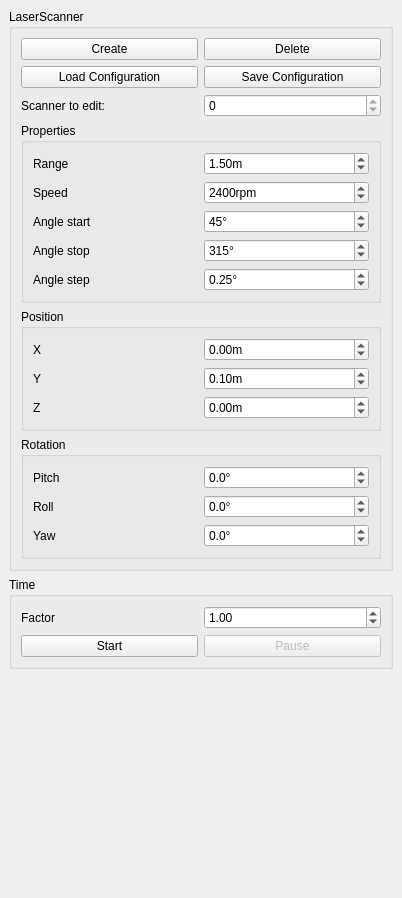
Old version of the form simulator/simulationcontrolwidget.ui in the repository wpfhtl/octocopter.
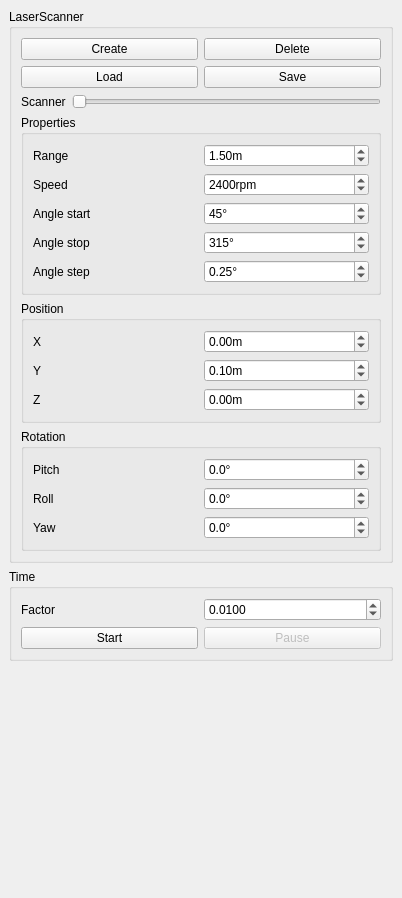
New version of the form.

The edit to the form file:
```diff
--- a/simulator/simulationcontrolwidget.ui
+++ b/simulator/simulationcontrolwidget.ui
@@ -38,14 +38,14 @@
        <item row="1" column="0">
         <widget class="QPushButton" name="mBtnLaserScannerConfigurationLoad">
          <property name="text">
-          <string>Load Configuration</string>
+          <string>Load</string>
          </property>
         </widget>
        </item>
        <item row="1" column="1">
         <widget class="QPushButton" name="mBtnLaserScannerConfigurationSave">
          <property name="text">
-          <string>Save Configuration</string>
+          <string>Save</string>
          </property>
         </widget>
        </item>
@@ -54,18 +54,27 @@
          <item>
           <widget class="QLabel" name="label_2">
            <property name="text">
-            <string>Scanner to edit:</string>
+            <string>Scanner</string>
            </property>
           </widget>
          </item>
          <item>
-          <widget class="QSpinBox" name="mSpinBoxScannerIndex">
-           <property name="minimum">
-            <number>0</number>
-           </property>
+          <widget class="QSlider" name="mScannerSelector">
            <property name="maximum">
             <number>0</number>
            </property>
+           <property name="pageStep">
+            <number>1</number>
+           </property>
+           <property name="orientation">
+            <enum>Qt::Horizontal</enum>
+           </property>
+           <property name="tickPosition">
+            <enum>QSlider::NoTicks</enum>
+           </property>
+           <property name="tickInterval">
+            <number>1</number>
+           </property>
           </widget>
          </item>
         </layout>
@@ -410,19 +419,19 @@
        <item row="0" column="1">
         <widget class="QDoubleSpinBox" name="mSpinBoxTimeFactor">
          <property name="decimals">
-          <number>2</number>
+          <number>4</number>
          </property>
          <property name="minimum">
-          <double>0.010000000000000</double>
+          <double>0.000100000000000</double>
          </property>
          <property name="maximum">
-          <double>1000.000000000000000</double>
+          <double>10.000000000000000</double>
          </property>
          <property name="singleStep">
           <double>0.100000000000000</double>
          </property>
          <property name="value">
-          <double>1.000000000000000</double>
+          <double>0.010000000000000</double>
          </property>
         </widget>
        </item>
```
Left out of the diff: 2 changed lines with no effect on the pictures.
